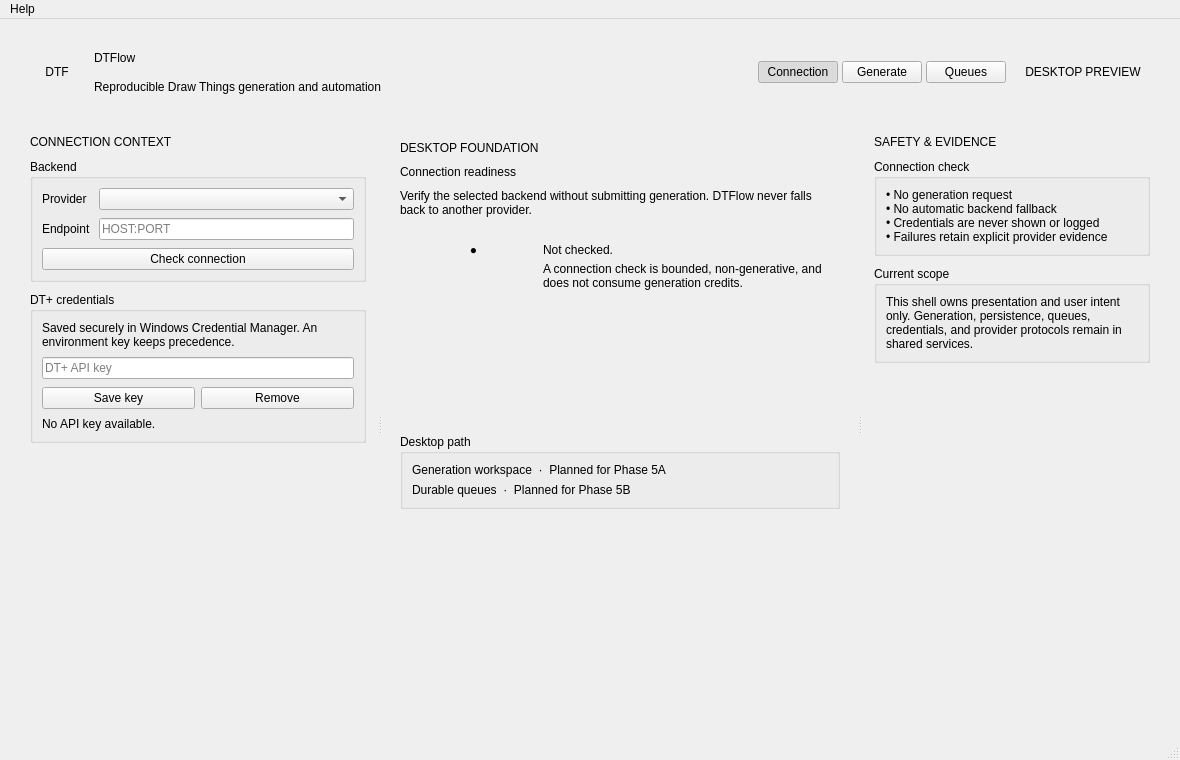
djebaz/dtflow, file src/dtflow/ui/forms/main_window.ui: the form before one commit.
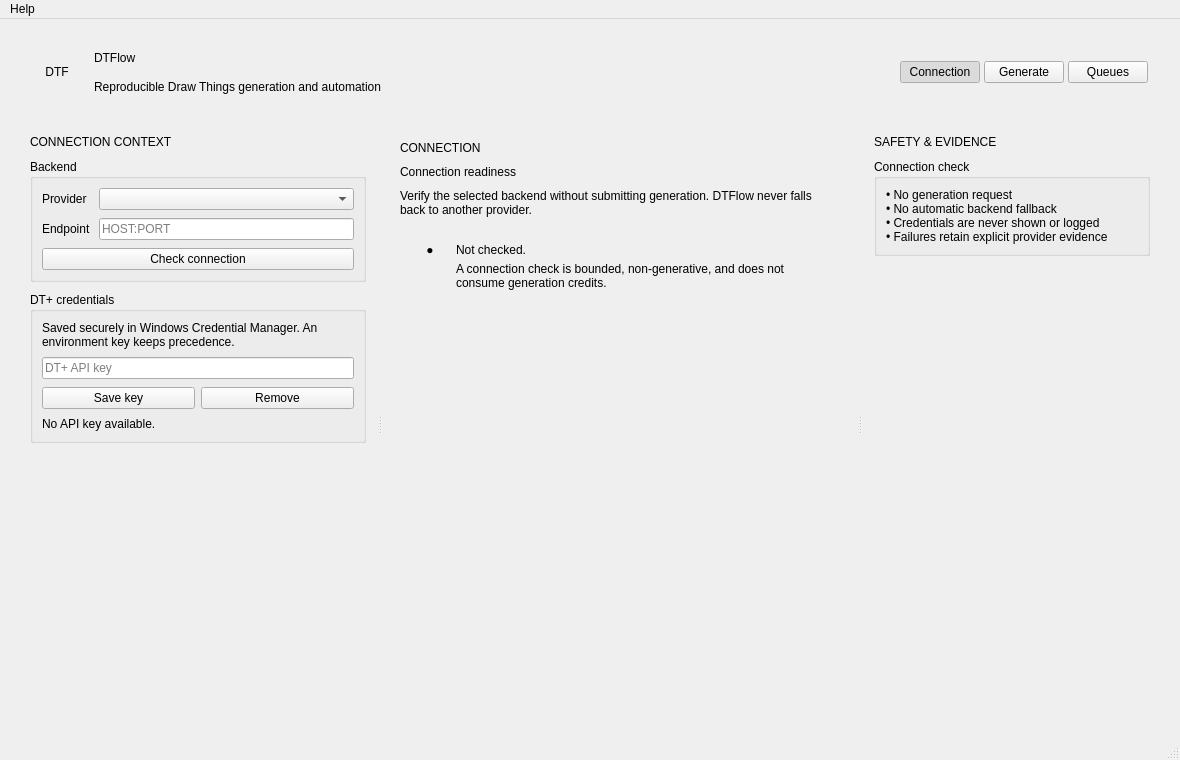
The form after the commit.

Commit message: Desktop design fixes from the critique (#22)

```diff
--- a/src/dtflow/ui/forms/main_window.ui
+++ b/src/dtflow/ui/forms/main_window.ui
@@ -50,12 +50,11 @@
          <layout class="QHBoxLayout" name="navigationLayout">
           <property name="leftMargin"><number>0</number></property><property name="topMargin"><number>0</number></property><property name="rightMargin"><number>0</number></property><property name="bottomMargin"><number>0</number></property><property name="spacing"><number>4</number></property>
           <item><widget class="QPushButton" name="connectionNavigationButton"><property name="text"><string>Connection</string></property><property name="checkable"><bool>true</bool></property><property name="checked"><bool>true</bool></property><property name="autoExclusive"><bool>true</bool></property><property name="role" stdset="0"><string>navigation</string></property><property name="accessibleName"><string>Show connection workspace</string></property></widget></item>
-          <item><widget class="QPushButton" name="generationNavigationButton"><property name="text"><string>Generate</string></property><property name="checkable"><bool>true</bool></property><property name="autoExclusive"><bool>true</bool></property><property name="role" stdset="0"><string>navigation</string></property><property name="accessibleName"><string>Show generation preview</string></property></widget></item>
-          <item><widget class="QPushButton" name="queueNavigationButton"><property name="text"><string>Queues</string></property><property name="checkable"><bool>true</bool></property><property name="autoExclusive"><bool>true</bool></property><property name="role" stdset="0"><string>navigation</string></property><property name="accessibleName"><string>Show queue preview</string></property></widget></item>
+          <item><widget class="QPushButton" name="generationNavigationButton"><property name="text"><string>Generate</string></property><property name="checkable"><bool>true</bool></property><property name="autoExclusive"><bool>true</bool></property><property name="role" stdset="0"><string>navigation</string></property><property name="accessibleName"><string>Show generation workspace</string></property></widget></item>
+          <item><widget class="QPushButton" name="queueNavigationButton"><property name="text"><string>Queues</string></property><property name="checkable"><bool>true</bool></property><property name="autoExclusive"><bool>true</bool></property><property name="role" stdset="0"><string>navigation</string></property><property name="accessibleName"><string>Show queue workspace</string></property></widget></item>
          </layout>
         </widget>
        </item>
-       <item><widget class="QLabel" name="phaseBadgeLabel"><property name="minimumSize"><size><width>130</width><height>30</height></size></property><property name="maximumSize"><size><width>130</width><height>30</height></size></property><property name="text"><string>DESKTOP PREVIEW</string></property><property name="alignment"><set>Qt::AlignCenter</set></property></widget></item>
       </layout>
      </widget>
     </item>
@@ -113,16 +112,17 @@
       <widget class="QFrame" name="workspaceFrame">
        <layout class="QVBoxLayout" name="workspaceLayout">
         <property name="leftMargin"><number>18</number></property><property name="topMargin"><number>18</number></property><property name="rightMargin"><number>18</number></property><property name="bottomMargin"><number>18</number></property><property name="spacing"><number>10</number></property>
-        <item><widget class="QLabel" name="workspaceEyebrowLabel"><property name="text"><string>DESKTOP FOUNDATION</string></property></widget></item>
+        <item><widget class="QLabel" name="workspaceEyebrowLabel"><property name="text"><string>CONNECTION</string></property></widget></item>
         <item><widget class="QLabel" name="workspaceTitleLabel"><property name="text"><string>Connection readiness</string></property></widget></item>
         <item><widget class="QLabel" name="workspaceSubtitleLabel"><property name="text"><string>Verify the selected backend without submitting generation. DTFlow never falls back to another provider.</string></property><property name="wordWrap"><bool>true</bool></property></widget></item>
         <item>
          <widget class="QFrame" name="statusCard">
-          <property name="minimumSize"><size><width>0</width><height>124</height></size></property>
+          <property name="minimumSize"><size><width>0</width><height>96</height></size></property>
+          <property name="maximumSize"><size><width>16777215</width><height>160</height></size></property>
           <property name="state" stdset="0"><string>neutral</string></property>
           <layout class="QHBoxLayout" name="statusCardLayout">
            <property name="leftMargin"><number>18</number></property><property name="topMargin"><number>16</number></property><property name="rightMargin"><number>18</number></property><property name="bottomMargin"><number>16</number></property><property name="spacing"><number>14</number></property>
-           <item><widget class="QLabel" name="statusGlyphLabel"><property name="text"><string>●</string></property><property name="alignment"><set>Qt::AlignTop|Qt::AlignHCenter</set></property><property name="state" stdset="0"><string>neutral</string></property></widget></item>
+           <item><widget class="QLabel" name="statusGlyphLabel"><property name="minimumSize"><size><width>24</width><height>0</height></size></property><property name="maximumSize"><size><width>24</width><height>16777215</height></size></property><property name="text"><string>●</string></property><property name="alignment"><set>Qt::AlignTop|Qt::AlignHCenter</set></property><property name="state" stdset="0"><string>neutral</string></property></widget></item>
            <item>
             <layout class="QVBoxLayout" name="statusTextLayout">
              <property name="spacing"><number>5</number></property>
@@ -134,15 +134,6 @@
           </layout>
          </widget>
         </item>
-        <item>
-         <widget class="QGroupBox" name="desktopPathBox">
-          <property name="title"><string>Desktop path</string></property>
-          <layout class="QVBoxLayout" name="desktopPathLayout">
-           <item><widget class="QLabel" name="generationPreviewLabel"><property name="text"><string>Generation workspace  ·  Planned for Phase 5A</string></property><property name="role" stdset="0"><string>secondary</string></property></widget></item>
-           <item><widget class="QLabel" name="queuePreviewLabel"><property name="text"><string>Durable queues  ·  Planned for Phase 5B</string></property><property name="role" stdset="0"><string>secondary</string></property></widget></item>
-          </layout>
-         </widget>
-        </item>
         <item><spacer name="workspaceSpacer"><property name="orientation"><enum>Qt::Vertical</enum></property><property name="sizeHint"><size><width>20</width><height>40</height></size></property></spacer></item>
        </layout>
       </widget>
@@ -163,14 +154,6 @@
           </layout>
          </widget>
         </item>
-        <item>
-         <widget class="QGroupBox" name="scopeBox">
-          <property name="title"><string>Current scope</string></property>
-          <layout class="QVBoxLayout" name="scopeLayout">
-           <item><widget class="QLabel" name="scopeLabel"><property name="text"><string>This shell owns presentation and user intent only. Generation, persistence, queues, credentials, and provider protocols remain in shared services.</string></property><property name="wordWrap"><bool>true</bool></property><property name="role" stdset="0"><string>secondary</string></property></widget></item>
-          </layout>
-         </widget>
-        </item>
         <item><spacer name="inspectorSpacer"><property name="orientation"><enum>Qt::Vertical</enum></property><property name="sizeHint"><size><width>20</width><height>40</height></size></property></spacer></item>
        </layout>
       </widget>
```
The commit also changes 15 other files.
